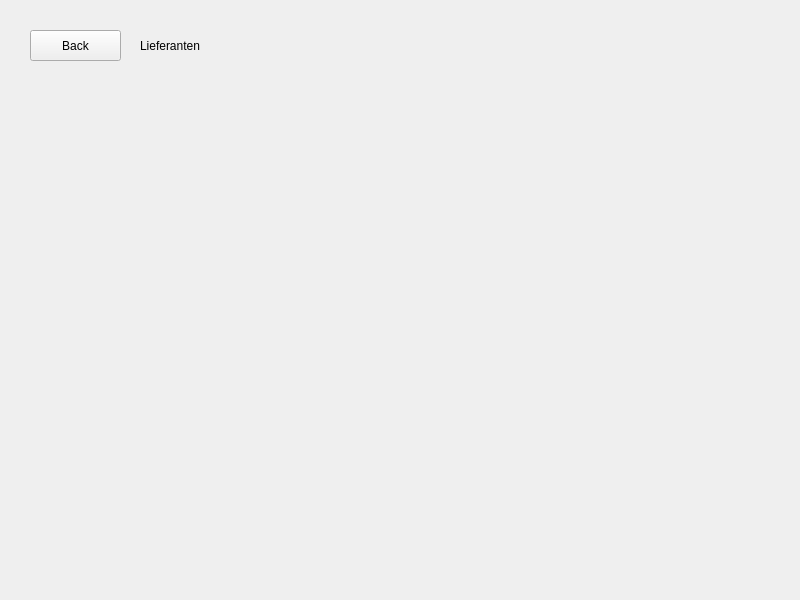
The window that overviewlieferanten.ui (luis-we/SchulaufgabePRO) describes before a commit, drawn with Qt 5.
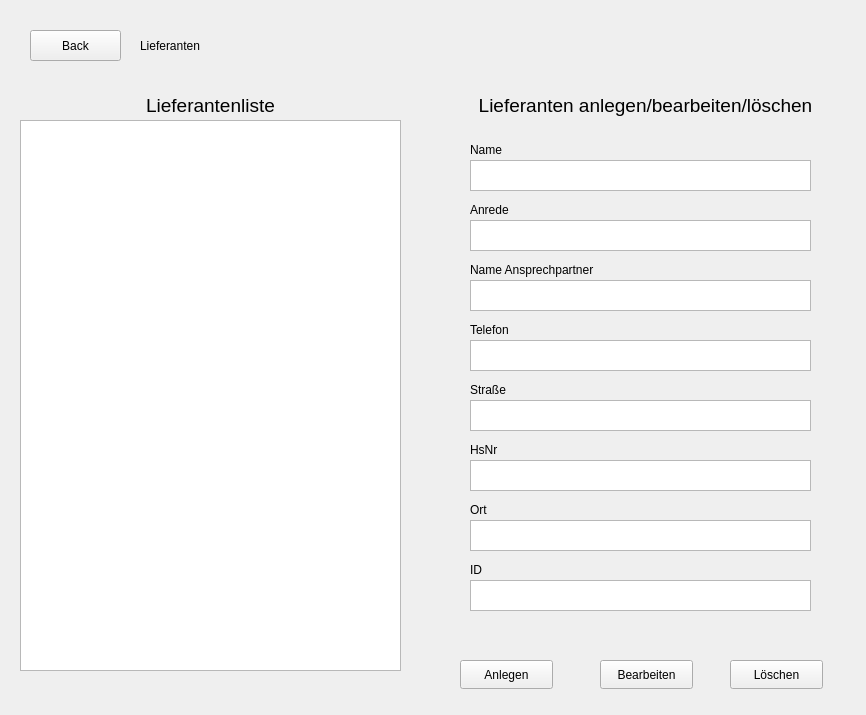
The same window after the commit.

Commit message: Formular Lieferanten erstellt

Patch:
```diff
--- a/overviewlieferanten.ui
+++ b/overviewlieferanten.ui
@@ -6,8 +6,8 @@
    <rect>
     <x>0</x>
     <y>0</y>
-    <width>800</width>
-    <height>600</height>
+    <width>866</width>
+    <height>715</height>
    </rect>
   </property>
   <property name="windowTitle">
@@ -39,6 +39,281 @@
     <string>Lieferanten</string>
    </property>
   </widget>
+  <widget class="QLabel" name="label_1">
+   <property name="geometry">
+    <rect>
+     <x>20</x>
+     <y>90</y>
+     <width>381</width>
+     <height>31</height>
+    </rect>
+   </property>
+   <property name="font">
+    <font>
+     <pointsize>14</pointsize>
+    </font>
+   </property>
+   <property name="text">
+    <string>Lieferantenliste</string>
+   </property>
+   <property name="alignment">
+    <set>Qt::AlignCenter</set>
+   </property>
+  </widget>
+  <widget class="QLabel" name="label_2">
+   <property name="geometry">
+    <rect>
+     <x>430</x>
+     <y>90</y>
+     <width>431</width>
+     <height>31</height>
+    </rect>
+   </property>
+   <property name="font">
+    <font>
+     <pointsize>14</pointsize>
+    </font>
+   </property>
+   <property name="text">
+    <string>Lieferanten anlegen/bearbeiten/löschen</string>
+   </property>
+   <property name="alignment">
+    <set>Qt::AlignCenter</set>
+   </property>
+  </widget>
+  <widget class="QTextBrowser" name="textBrowser_Liste">
+   <property name="geometry">
+    <rect>
+     <x>20</x>
+     <y>120</y>
+     <width>381</width>
+     <height>551</height>
+    </rect>
+   </property>
+  </widget>
+  <widget class="QPushButton" name="pushButton_anlegen">
+   <property name="geometry">
+    <rect>
+     <x>460</x>
+     <y>660</y>
+     <width>93</width>
+     <height>29</height>
+    </rect>
+   </property>
+   <property name="text">
+    <string>Anlegen</string>
+   </property>
+  </widget>
+  <widget class="QPushButton" name="pushButton_2_bearbeiten">
+   <property name="geometry">
+    <rect>
+     <x>600</x>
+     <y>660</y>
+     <width>93</width>
+     <height>29</height>
+    </rect>
+   </property>
+   <property name="text">
+    <string>Bearbeiten</string>
+   </property>
+  </widget>
+  <widget class="QPushButton" name="pushButton_3_loeschen">
+   <property name="geometry">
+    <rect>
+     <x>730</x>
+     <y>660</y>
+     <width>93</width>
+     <height>29</height>
+    </rect>
+   </property>
+   <property name="text">
+    <string>Löschen</string>
+   </property>
+  </widget>
+  <widget class="QTextBrowser" name="textBrowser_lieferantenname">
+   <property name="geometry">
+    <rect>
+     <x>470</x>
+     <y>160</y>
+     <width>341</width>
+     <height>31</height>
+    </rect>
+   </property>
+  </widget>
+  <widget class="QLabel" name="label_3">
+   <property name="geometry">
+    <rect>
+     <x>470</x>
+     <y>140</y>
+     <width>221</width>
+     <height>20</height>
+    </rect>
+   </property>
+   <property name="text">
+    <string>Name</string>
+   </property>
+  </widget>
+  <widget class="QTextBrowser" name="textBrowser_lieferantenandrede">
+   <property name="geometry">
+    <rect>
+     <x>470</x>
+     <y>220</y>
+     <width>341</width>
+     <height>31</height>
+    </rect>
+   </property>
+  </widget>
+  <widget class="QLabel" name="label_4">
+   <property name="geometry">
+    <rect>
+     <x>470</x>
+     <y>200</y>
+     <width>221</width>
+     <height>20</height>
+    </rect>
+   </property>
+   <property name="text">
+    <string>Anrede</string>
+   </property>
+  </widget>
+  <widget class="QTextBrowser" name="textBrowser_lieferantenansprechpartner">
+   <property name="geometry">
+    <rect>
+     <x>470</x>
+     <y>280</y>
+     <width>341</width>
+     <height>31</height>
+    </rect>
+   </property>
+  </widget>
+  <widget class="QLabel" name="label_5">
+   <property name="geometry">
+    <rect>
+     <x>470</x>
+     <y>260</y>
+     <width>221</width>
+     <height>20</height>
+    </rect>
+   </property>
+   <property name="text">
+    <string>Name Ansprechpartner</string>
+   </property>
+  </widget>
+  <widget class="QTextBrowser" name="textBrowser_lieferantentelefon">
+   <property name="geometry">
+    <rect>
+     <x>470</x>
+     <y>340</y>
+     <width>341</width>
+     <height>31</height>
+    </rect>
+   </property>
+  </widget>
+  <widget class="QLabel" name="label_6">
+   <property name="geometry">
+    <rect>
+     <x>470</x>
+     <y>320</y>
+     <width>221</width>
+     <height>20</height>
+    </rect>
+   </property>
+   <property name="text">
+    <string>Telefon</string>
+   </property>
+  </widget>
+  <widget class="QTextBrowser" name="textBrowser_lieferantenstrasse">
+   <property name="geometry">
+    <rect>
+     <x>470</x>
+     <y>400</y>
+     <width>341</width>
+     <height>31</height>
+    </rect>
+   </property>
+  </widget>
+  <widget class="QLabel" name="label_7">
+   <property name="geometry">
+    <rect>
+     <x>470</x>
+     <y>380</y>
+     <width>221</width>
+     <height>20</height>
+    </rect>
+   </property>
+   <property name="text">
+    <string>Straße</string>
+   </property>
+  </widget>
+  <widget class="QTextBrowser" name="textBrowser_lieferantenhsnr">
+   <property name="geometry">
+    <rect>
+     <x>470</x>
+     <y>460</y>
+     <width>341</width>
+     <height>31</height>
+    </rect>
+   </property>
+  </widget>
+  <widget class="QLabel" name="label_8">
+   <property name="geometry">
+    <rect>
+     <x>470</x>
+     <y>440</y>
+     <width>221</width>
+     <height>20</height>
+    </rect>
+   </property>
+   <property name="text">
+    <string>HsNr</string>
+   </property>
+  </widget>
+  <widget class="QTextBrowser" name="textBrowser_lieferantenort">
+   <property name="geometry">
+    <rect>
+     <x>470</x>
+     <y>520</y>
+     <width>341</width>
+     <height>31</height>
+    </rect>
+   </property>
+  </widget>
+  <widget class="QLabel" name="label_9">
+   <property name="geometry">
+    <rect>
+     <x>470</x>
+     <y>500</y>
+     <width>221</width>
+     <height>20</height>
+    </rect>
+   </property>
+   <property name="text">
+    <string>Ort</string>
+   </property>
+  </widget>
+  <widget class="QTextBrowser" name="textBrowser_lieferantenid">
+   <property name="geometry">
+    <rect>
+     <x>470</x>
+     <y>580</y>
+     <width>341</width>
+     <height>31</height>
+    </rect>
+   </property>
+  </widget>
+  <widget class="QLabel" name="label_10">
+   <property name="geometry">
+    <rect>
+     <x>470</x>
+     <y>560</y>
+     <width>221</width>
+     <height>20</height>
+    </rect>
+   </property>
+   <property name="text">
+    <string>ID</string>
+   </property>
+  </widget>
  </widget>
  <resources/>
  <connections/>
```
The commit also changes 1 other file.
